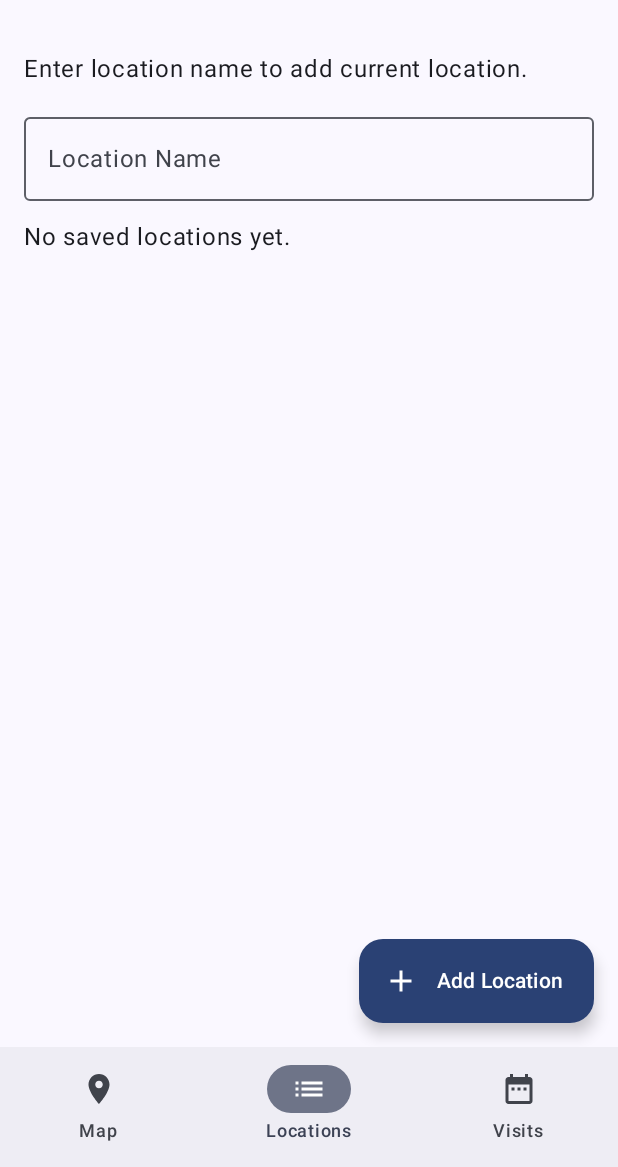
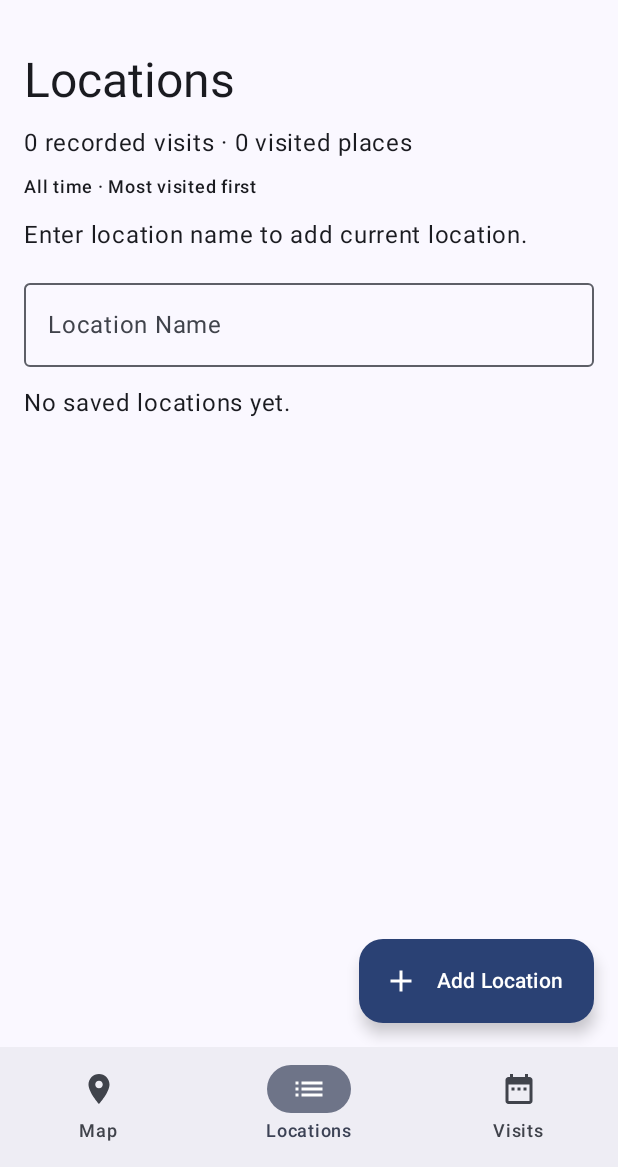
Before and after one commit to Galladaeus/TrackrData, an Android app built with Jetpack Compose: the screen it shows after launch (MainActivity), item 2 of the bottom bar chosen, on a phone screen of 412 x 824 dp, the part 69-1236 px from its top. Run offline under Robolectric (Android 15) with nearby library versions, the phone set to English and light mode, and no system bars; our stand-ins replace Room's generated code; libraries missing offline, so code that uses them is left out: com.arcgismaps, com.arcgismaps.geometry, com.arcgismaps.mapping, com.arcgismaps.toolkit; 12 statements that could not run were skipped.

Commit message:
Add data to the location page showing visit frequency

```diff
--- a/app/src/main/java/com/example/trackrdata/TrackrApp.kt
+++ b/app/src/main/java/com/example/trackrdata/TrackrApp.kt
@@ -56,6 +56,7 @@ fun TrackrApp(
 
     val locations by trackingViewModel.locations.collectAsStateWithLifecycle()
     val visits by trackingViewModel.visits.collectAsStateWithLifecycle()
+    val locationSummaries by trackingViewModel.locationSummaries.collectAsStateWithLifecycle()
 
     val departureError by trackingViewModel.departureError.collectAsStateWithLifecycle()
 
@@ -184,7 +185,7 @@ fun TrackrApp(
             }
             composable(route = AppDestination.Locations.name) {
                 LocationsScreen(
-                    locations = locations,
+                    locationSummaries = locationSummaries,
                     entryState = locationEntry,
                     onAddLocation = trackingViewModel::addCurrentLocation
                 )
--- a/app/src/main/java/com/example/trackrdata/data/dao/LocationDao.kt
+++ b/app/src/main/java/com/example/trackrdata/data/dao/LocationDao.kt
@@ -9,6 +9,7 @@ import androidx.room.Transaction
 import androidx.room.Update
 import com.example.trackrdata.data.entities.Location
 import com.example.trackrdata.data.entities.LocationWithVisits
+import com.example.trackrdata.data.models.LocationSummary
 import kotlinx.coroutines.flow.Flow
 
 @Dao
@@ -43,4 +44,21 @@ interface LocationDao {
 
     @Query("SELECT * FROM location WHERE uid = :id")
     suspend fun getById(id: Int): Location?
+
+    @Query("""
+        SELECT
+            l.*,
+            COUNT(v.uid) AS visit_count,
+            MAX(v.arrived_at) AS last_visited_at
+        FROM location AS l
+        LEFT JOIN visit AS v
+            ON v.location_uid = l.uid
+        GROUP BY l.uid
+        ORDER BY
+            visit_count DESC,
+            last_visited_at DESC,
+            l.name COLLATE NOCASE ASC,
+            l.uid ASC
+    """)
+    fun observeLocationSummaries(): Flow<List<LocationSummary>>
 }
--- a/app/src/main/java/com/example/trackrdata/data/repositories/OfflineTrackingRepository.kt
+++ b/app/src/main/java/com/example/trackrdata/data/repositories/OfflineTrackingRepository.kt
@@ -7,6 +7,7 @@ import com.example.trackrdata.data.dao.VisitDao
 import com.example.trackrdata.data.entities.Location
 import com.example.trackrdata.data.entities.LocationSample
 import com.example.trackrdata.data.entities.Visit
+import com.example.trackrdata.data.models.LocationSummary
 import kotlinx.coroutines.flow.Flow
 
 class OfflineTrackingRepository(
@@ -93,6 +94,8 @@ class OfflineTrackingRepository(
         check(updatedRows == 1) { "The automatic visit could not be completed" }
     }
 
+    override fun getLocationSummariesStream(): Flow<List<LocationSummary>> = locationDao.observeLocationSummaries()
+
     override suspend fun insertLocationSample(sample: LocationSample): Long = locationSampleDao.insert(sample)
 
     override fun getLocationSamplesStream(sessionId: Long): Flow<List<LocationSample>> = locationSampleDao.observeForSession(sessionId)
--- a/app/src/main/java/com/example/trackrdata/data/repositories/TrackingRepository.kt
+++ b/app/src/main/java/com/example/trackrdata/data/repositories/TrackingRepository.kt
@@ -3,6 +3,7 @@ package com.example.trackrdata.data.repositories
 import com.example.trackrdata.data.entities.Location
 import com.example.trackrdata.data.entities.LocationSample
 import com.example.trackrdata.data.entities.Visit
+import com.example.trackrdata.data.models.LocationSummary
 import kotlinx.coroutines.flow.Flow
 
 interface TrackingRepository {
@@ -33,4 +34,6 @@ interface TrackingRepository {
     suspend fun beginAutomaticVisit(locationId: Int, arrivedAt: Long): Long
 
     suspend fun finishAutomaticVisit(visitId: Long, departedAt: Long, note: String)
+
+    fun getLocationSummariesStream(): Flow<List<LocationSummary>>
 }
--- a/app/src/main/java/com/example/trackrdata/ui/screens/MapScreen.kt
+++ b/app/src/main/java/com/example/trackrdata/ui/screens/MapScreen.kt
@@ -22,7 +22,7 @@ import com.example.trackrdata.data.entities.Location
 import com.example.trackrdata.data.entities.LocationSample
 import com.example.trackrdata.data.entities.Visit
 
-val STARTING_SCALE = 30_000.0
+const val STARTING_SCALE = 30_000.0
 
 fun createMap(): ArcGISMap {
     return ArcGISMap(BasemapStyle.ArcGISTopographic).apply {
--- a/app/src/main/java/com/example/trackrdata/ui/screens/TrackingControls.kt
+++ b/app/src/main/java/com/example/trackrdata/ui/screens/TrackingControls.kt
@@ -15,6 +15,7 @@ import androidx.compose.runtime.remember
 import androidx.compose.runtime.setValue
 import androidx.compose.ui.platform.LocalContext
 import androidx.core.content.ContextCompat
+import com.example.trackrdata.ui.screens.state.TrackingUiState
 
 @Composable
 fun TrackingControls(
--- a/app/src/main/java/com/example/trackrdata/ui/screens/VisitsScreen.kt
+++ b/app/src/main/java/com/example/trackrdata/ui/screens/VisitsScreen.kt
@@ -12,6 +12,7 @@ import androidx.compose.foundation.lazy.LazyColumn
 import androidx.compose.foundation.lazy.items
 import androidx.compose.foundation.shape.RoundedCornerShape
 import androidx.compose.material.icons.Icons
+import androidx.compose.material.icons.filled.DateRange
 import androidx.compose.material.icons.filled.Place
 import androidx.compose.material3.Button
 import androidx.compose.material3.DropdownMenu
@@ -34,6 +35,7 @@ import androidx.compose.ui.Modifier
 import androidx.compose.ui.unit.dp
 import com.example.trackrdata.data.entities.Location
 import com.example.trackrdata.data.entities.Visit
+import com.example.trackrdata.ui.screens.state.VisitEntryUiState
 import java.time.Duration
 import java.time.Instant
 import java.time.LocalDate
@@ -291,7 +293,7 @@ private fun VisitLocationIcon() {
             contentAlignment = Alignment.Center
         ) {
             Icon(
-                imageVector = Icons.Default.Place,
+                imageVector = Icons.Default.DateRange,
                 contentDescription = null,
                 modifier = Modifier.size(24.dp)
             )
--- a/app/src/main/java/com/example/trackrdata/ui/screens/LocationEntryUiState.kt
+++ b/app/src/main/java/com/example/trackrdata/ui/screens/state/LocationEntryUiState.kt
@@ -1,4 +1,4 @@
-package com.example.trackrdata.ui.screens
+package com.example.trackrdata.ui.screens.state
 
 import com.example.trackrdata.data.location.CurrentCoordinates
 
--- a/app/src/main/java/com/example/trackrdata/ui/screens/TrackingUiState.kt
+++ b/app/src/main/java/com/example/trackrdata/ui/screens/state/TrackingUiState.kt
@@ -1,4 +1,4 @@
-package com.example.trackrdata.ui.screens
+package com.example.trackrdata.ui.screens.state
 
 import com.example.trackrdata.data.location.CurrentCoordinates
 
--- a/app/src/main/java/com/example/trackrdata/ui/screens/VisitEntryUiState.kt
+++ b/app/src/main/java/com/example/trackrdata/ui/screens/state/VisitEntryUiState.kt
@@ -1,4 +1,4 @@
-package com.example.trackrdata.ui.screens
+package com.example.trackrdata.ui.screens.state
 
 data class VisitEntryUiState (
     val isSaving: Boolean = false,
--- a/app/src/main/java/com/example/trackrdata/ui/viewModels/TrackingViewModel.kt
+++ b/app/src/main/java/com/example/trackrdata/ui/viewModels/TrackingViewModel.kt
@@ -6,12 +6,12 @@ import com.example.trackrdata.data.entities.Location
 import com.example.trackrdata.data.entities.LocationSample
 import com.example.trackrdata.data.entities.Visit
 import com.example.trackrdata.data.location.CurrentLocationProvider
+import com.example.trackrdata.data.models.LocationSummary
 import com.example.trackrdata.data.repositories.TrackingRepository
-import com.example.trackrdata.ui.screens.LocationEntryUiState
-import com.example.trackrdata.ui.screens.TrackingUiState
-import com.example.trackrdata.ui.screens.VisitEntryUiState
+import com.example.trackrdata.ui.screens.state.LocationEntryUiState
+import com.example.trackrdata.ui.screens.state.TrackingUiState
+import com.example.trackrdata.ui.screens.state.VisitEntryUiState
 import com.example.trackrdata.utils.AutomaticVisitRecorder
-import com.example.trackrdata.utils.VisitCandidate
 import com.example.trackrdata.utils.VisitDetectionState
 import com.example.trackrdata.utils.VisitDetector
 import kotlinx.coroutines.CancellationException
@@ -61,6 +61,13 @@ class TrackingViewModel(
 
     val visits: StateFlow<List<Visit>> =
         repository.getAllVisitsStream().stateIn(
+            scope = viewModelScope,
+            started = SharingStarted.WhileSubscribed(5_000),
+            initialValue = emptyList()
+        )
+
+    val locationSummaries: StateFlow<List<LocationSummary>> =
+        repository.getLocationSummariesStream().stateIn(
             scope = viewModelScope,
             started = SharingStarted.WhileSubscribed(5_000),
             initialValue = emptyList()
```
Also changed, not shown: app/src/main/java/com/example/trackrdata/data/models/LocationSummary.kt (added, +16 -0 lines), app/src/main/java/com/example/trackrdata/ui/screens/LocationsScreen.kt (+147 -23 lines).
